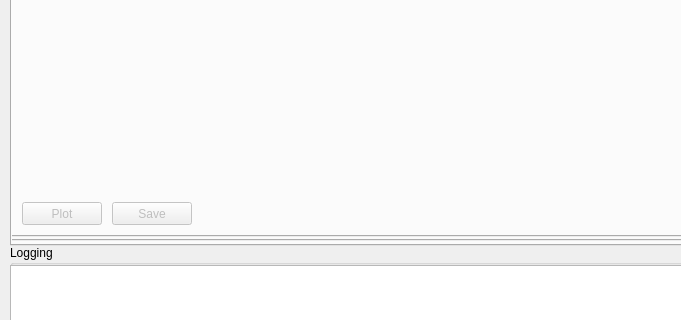
Old version of the form ui/main_window.ui in the repository zohannn/motion_manager; both pictures show x 0 to 681 and y 274 to 594 of the 1101 by 697 pixel window.
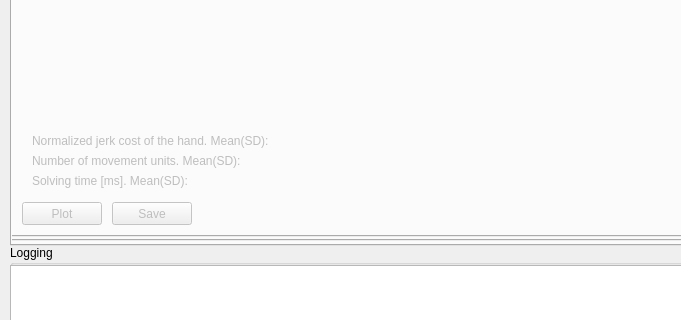
New version of the form. The open tabs and pages were chosen to show the change. Icons and pictures are not drawn. Custom widgets are drawn as their Qt base class.

```diff
--- a/ui/main_window.ui
+++ b/ui/main_window.ui
@@ -1254,6 +1254,84 @@
            <string>Save</string>
           </property>
          </widget>
+         <widget class="QWidget" name="layoutWidget_5">
+          <property name="geometry">
+           <rect>
+            <x>20</x>
+            <y>310</y>
+            <width>521</width>
+            <height>17</height>
+           </rect>
+          </property>
+          <layout class="QHBoxLayout" name="horizontalLayout_7">
+           <item>
+            <widget class="QLabel" name="label_cost_hand_4">
+             <property name="text">
+              <string>Normalized jerk cost of the hand. Mean(SD): </string>
+             </property>
+            </widget>
+           </item>
+           <item>
+            <widget class="QLabel" name="label_cost_hand_value_task">
+             <property name="text">
+              <string/>
+             </property>
+            </widget>
+           </item>
+          </layout>
+         </widget>
+         <widget class="QWidget" name="layoutWidget_6">
+          <property name="geometry">
+           <rect>
+            <x>20</x>
+            <y>330</y>
+            <width>521</width>
+            <height>17</height>
+           </rect>
+          </property>
+          <layout class="QHBoxLayout" name="horizontalLayout_8">
+           <item>
+            <widget class="QLabel" name="label_cost_hand_5">
+             <property name="text">
+              <string>Number of movement units. Mean(SD): </string>
+             </property>
+            </widget>
+           </item>
+           <item>
+            <widget class="QLabel" name="label_nmu_task">
+             <property name="text">
+              <string/>
+             </property>
+            </widget>
+           </item>
+          </layout>
+         </widget>
+         <widget class="QWidget" name="layoutWidget_7">
+          <property name="geometry">
+           <rect>
+            <x>20</x>
+            <y>350</y>
+            <width>521</width>
+            <height>17</height>
+           </rect>
+          </property>
+          <layout class="QHBoxLayout" name="horizontalLayout_9">
+           <item>
+            <widget class="QLabel" name="label_cost_hand_6">
+             <property name="text">
+              <string>Solving time [ms]. Mean(SD):</string>
+             </property>
+            </widget>
+           </item>
+           <item>
+            <widget class="QLabel" name="label_solving_time_task">
+             <property name="text">
+              <string/>
+             </property>
+            </widget>
+           </item>
+          </layout>
+         </widget>
         </widget>
        </widget>
       </widget>
```
Left out of the diff: 2 changed lines with no effect on the pictures.
